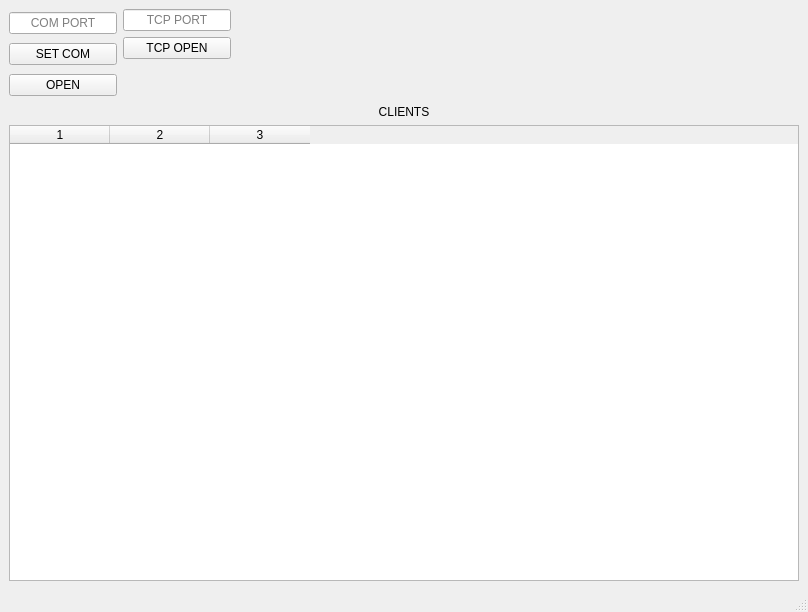
hachger/SIMUCINTA, file qform1.ui: the form before one commit.
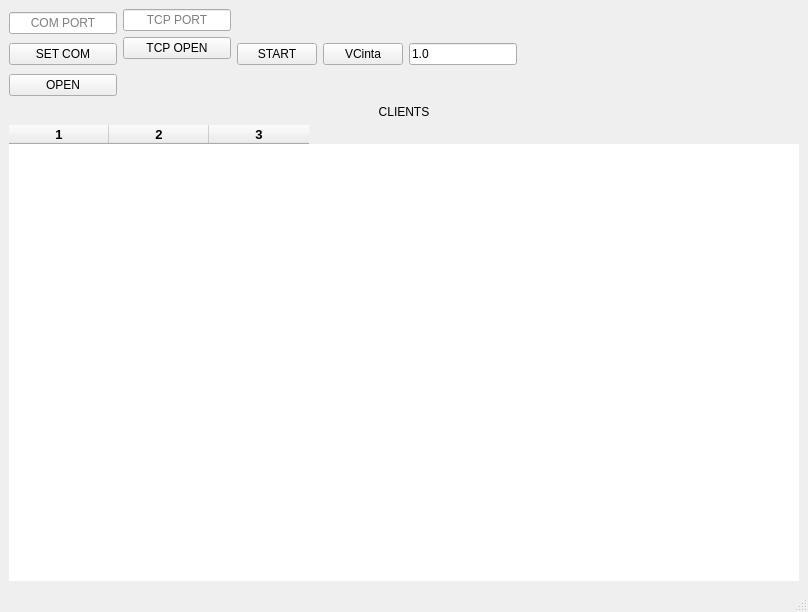
The form after the commit.

Commit message: Add Simulacion de cinta

Patch:
```diff
--- a/qform1.ui
+++ b/qform1.ui
@@ -18,7 +18,7 @@
     <item row="0" column="0">
      <layout class="QVBoxLayout" name="verticalLayout_4" stretch="0,1">
       <item>
-       <layout class="QHBoxLayout" name="horizontalLayout" stretch="0,0,1">
+       <layout class="QHBoxLayout" name="horizontalLayout" stretch="0,0,0,0,0,1">
         <item>
          <layout class="QVBoxLayout" name="verticalLayout_2">
           <item>
@@ -90,6 +90,27 @@
           </item>
          </layout>
         </item>
+        <item>
+         <widget class="QPushButton" name="pushButton_4">
+          <property name="text">
+           <string>START</string>
+          </property>
+         </widget>
+        </item>
+        <item>
+         <widget class="QPushButton" name="pushButton_5">
+          <property name="text">
+           <string>VCinta</string>
+          </property>
+         </widget>
+        </item>
+        <item>
+         <widget class="QLineEdit" name="lineEdit_3">
+          <property name="text">
+           <string>1.0</string>
+          </property>
+         </widget>
+        </item>
         <item>
          <spacer name="horizontalSpacer">
           <property name="orientation">
@@ -119,6 +140,15 @@
         </item>
         <item>
          <widget class="QTableWidget" name="tableWidget">
+          <property name="font">
+           <font>
+            <pointsize>10</pointsize>
+            <bold>true</bold>
+           </font>
+          </property>
+          <property name="frameShape">
+           <enum>QFrame::NoFrame</enum>
+          </property>
           <property name="rowCount">
            <number>0</number>
           </property>
```
Left out of the diff: 10 changed lines with no effect on the pictures. The commit also changes 2 other files.
